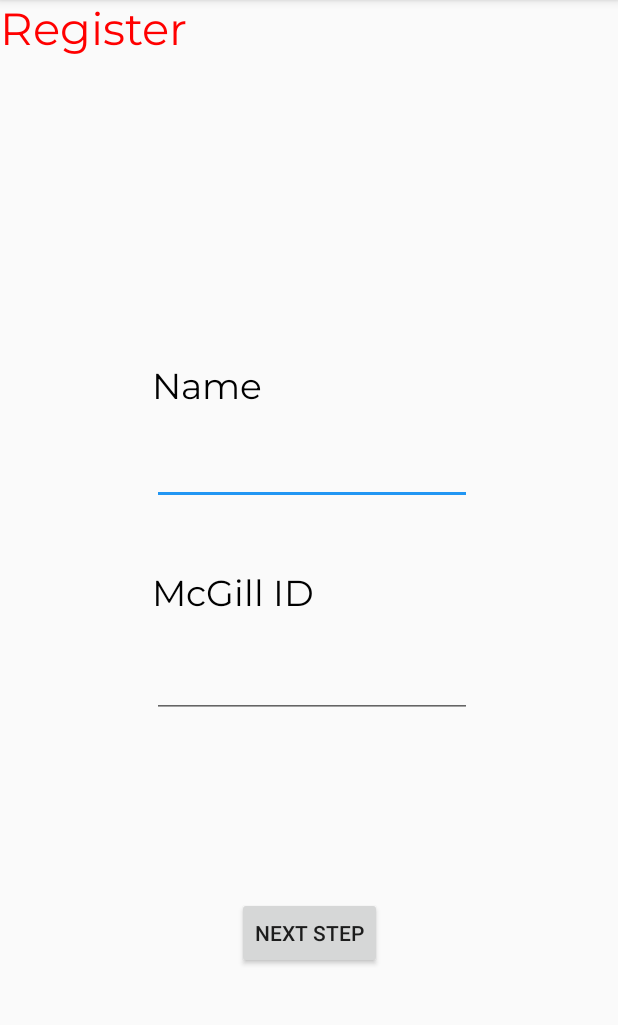
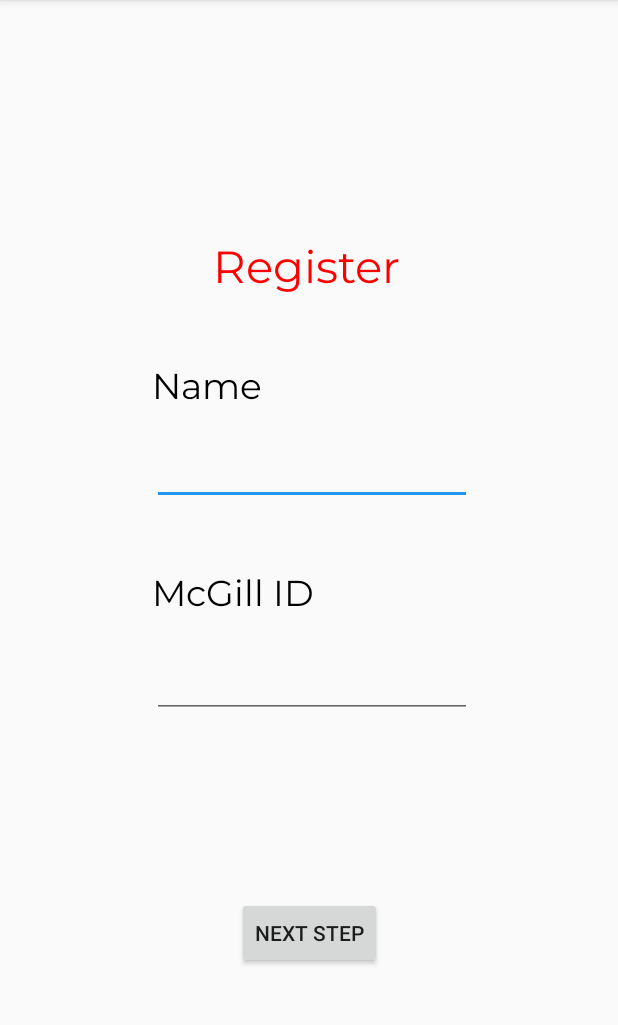
Before and after one commit to BlancheFrancheterre/Martlet, an Android app: the CreateYourAvatarName screen opened directly, with no data from a screen before it, on a phone screen of 412 x 824 dp, the part 84-1109 px from its top. Run offline under Robolectric (Android 15) with nearby library versions, the phone set to English and light mode, and no system bars.

Commit message:
register change

```diff
--- a/app/src/main/res/layout/activity_create_your_avatar_name.xml
+++ b/app/src/main/res/layout/activity_create_your_avatar_name.xml
@@ -81,7 +81,11 @@
         android:textColor="#FF0000"
         android:textSize="30sp"
         app:fontFamily="@font/montserrat"
-        tools:layout_editor_absoluteX="145dp"
-        tools:layout_editor_absoluteY="107dp" />
+        app:layout_constraintBottom_toBottomOf="parent"
+        app:layout_constraintEnd_toEndOf="parent"
+        app:layout_constraintHorizontal_bias="0.496"
+        app:layout_constraintStart_toStartOf="parent"
+        app:layout_constraintTop_toTopOf="parent"
+        app:layout_constraintVertical_bias="0.219" />
 
 </androidx.constraintlayout.widget.ConstraintLayout>
```
